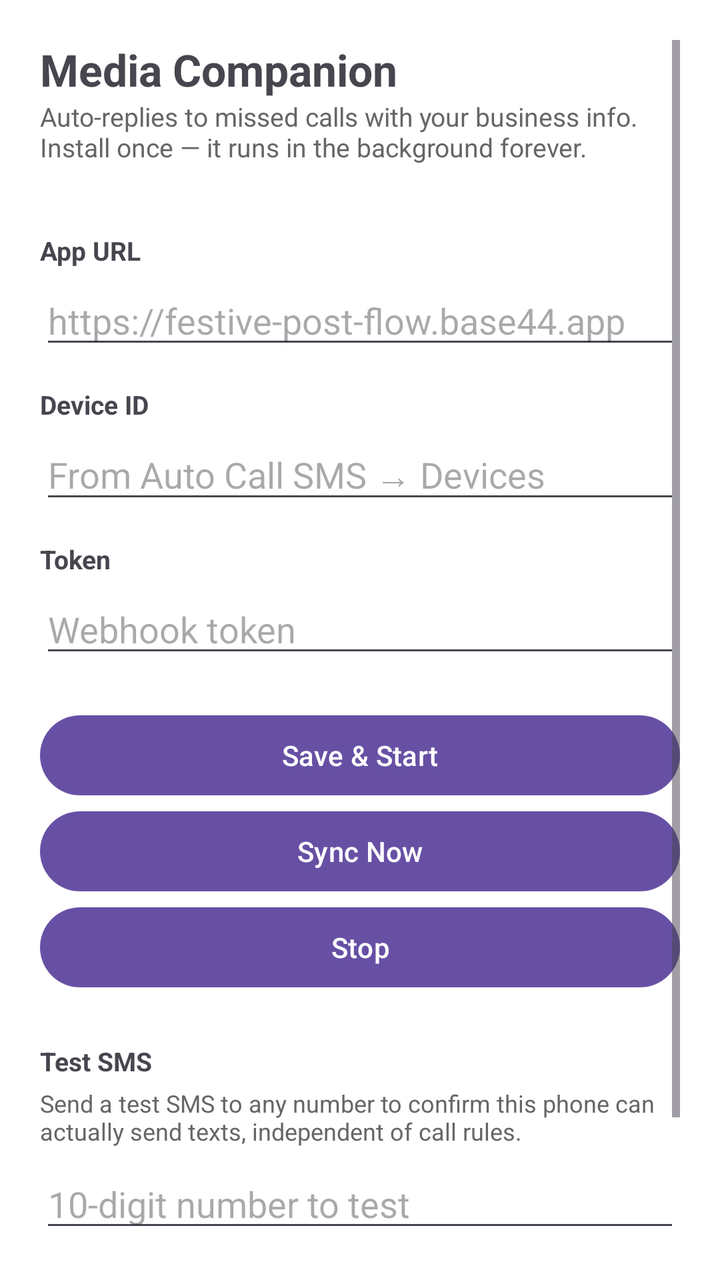
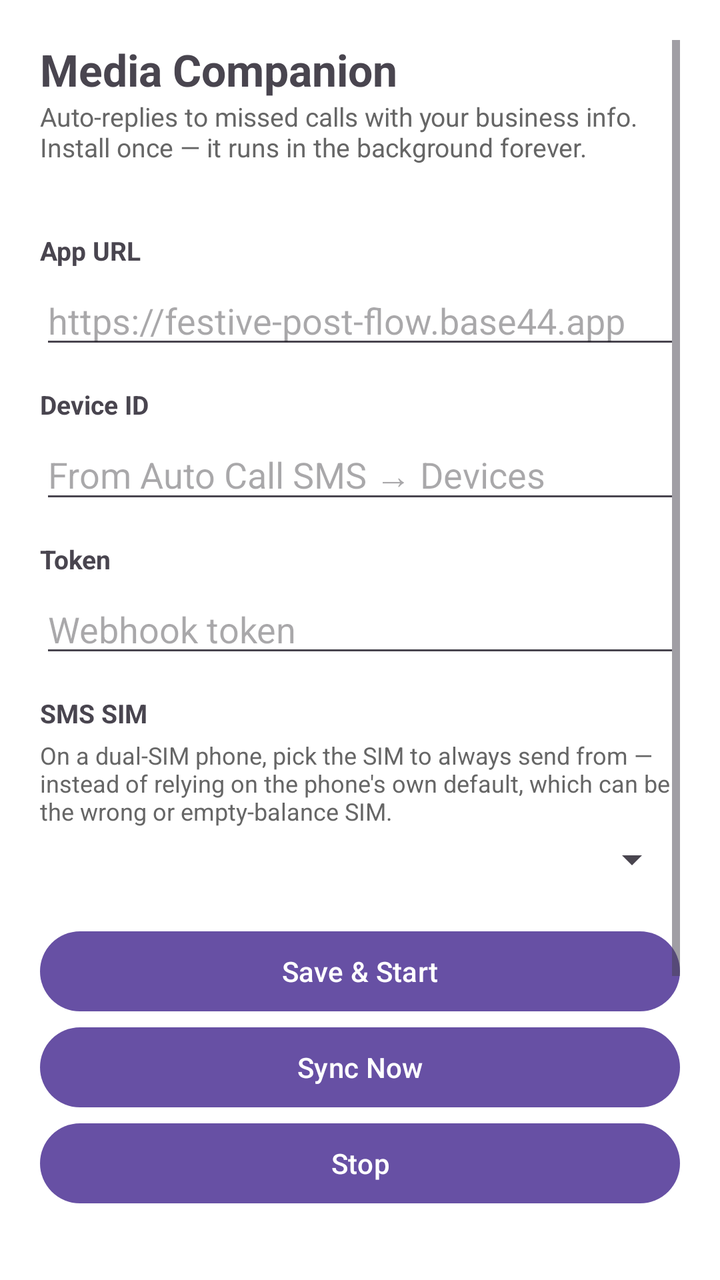

Before-and-after screenshots of an Android layout around one commit, followed by the original layout XML and the change that was made.
<!-- AndroidManifest.xml: application theme Theme.Material3.DayNight -->
<!-- res/layout/activity_main.xml -->
<?xml version="1.0" encoding="utf-8"?>
<ScrollView xmlns:android="http://schemas.android.com/apk/res/android"
    android:layout_width="match_parent"
    android:layout_height="match_parent"
    android:padding="20dp"
    android:background="#FFFFFF">

    <LinearLayout
        android:orientation="vertical"
        android:layout_width="match_parent"
        android:layout_height="wrap_content">

        <TextView
            android:layout_width="wrap_content"
            android:layout_height="wrap_content"
            android:text="Media Companion"
            android:textSize="22sp"
            android:textStyle="bold" />

        <TextView
            android:layout_width="match_parent"
            android:layout_height="wrap_content"
            android:layout_marginBottom="20dp"
            android:text="Auto-replies to missed calls with your business info. Install once — it runs in the background forever."
            android:textSize="13sp"
            android:textColor="#666666" />

        <TextView android:text="App URL"
            android:layout_marginTop="14dp" android:layout_marginBottom="4dp"
            android:textStyle="bold" android:textSize="13sp"
            android:layout_width="wrap_content" android:layout_height="wrap_content" />
        <EditText android:id="@+id/etBaseUrl"
            android:layout_width="match_parent" android:layout_height="wrap_content"
            android:inputType="textUri"
            android:hint="https://festive-post-flow.base44.app" />

        <TextView android:text="Device ID"
            android:layout_marginTop="14dp" android:layout_marginBottom="4dp"
            android:textStyle="bold" android:textSize="13sp"
            android:layout_width="wrap_content" android:layout_height="wrap_content" />
        <EditText android:id="@+id/etDeviceId"
            android:layout_width="match_parent" android:layout_height="wrap_content"
            android:hint="From Auto Call SMS → Devices" />

        <TextView android:text="Token"
            android:layout_marginTop="14dp" android:layout_marginBottom="4dp"
            android:textStyle="bold" android:textSize="13sp"
            android:layout_width="wrap_content" android:layout_height="wrap_content" />
        <EditText android:id="@+id/etToken"
            android:layout_width="match_parent" android:layout_height="wrap_content"
            android:hint="Webhook token" />

        <Button android:id="@+id/btnSave"
            android:layout_width="match_parent" android:layout_height="wrap_content"
            android:layout_marginTop="20dp"
            android:text="Save &amp; Start" />

        <Button android:id="@+id/btnSync"
            android:layout_width="match_parent" android:layout_height="wrap_content"
            android:text="Sync Now" />

        <Button android:id="@+id/btnStop"
            android:layout_width="match_parent" android:layout_height="wrap_content"
            android:text="Stop" />

        <TextView android:text="Test SMS"
            android:layout_marginTop="24dp" android:layout_marginBottom="4dp"
            android:textStyle="bold" android:textSize="13sp"
            android:layout_width="wrap_content" android:layout_height="wrap_content" />
        <TextView
            android:layout_width="match_parent" android:layout_height="wrap_content"
            android:layout_marginBottom="6dp"
            android:text="Send a test SMS to any number to confirm this phone can actually send texts, independent of call rules."
            android:textSize="12sp" android:textColor="#666666" />
        <EditText android:id="@+id/etTestNumber"
            android:layout_width="match_parent" android:layout_height="wrap_content"
            android:inputType="phone"
            android:hint="10-digit number to test" />
        <Button android:id="@+id/btnTestSms"
            android:layout_width="match_parent" android:layout_height="wrap_content"
            android:layout_marginTop="10dp"
            android:text="Send Test SMS" />

        <TextView android:id="@+id/tvStatus"
            android:layout_width="match_parent" android:layout_height="wrap_content"
            android:layout_marginTop="16dp"
            android:textSize="13sp"
            android:textColor="#1A4545" />
    </LinearLayout>
</ScrollView>
<!-- resources referenced by this layout -->
<resources>

</resources>

<!-- the commit's change to res/layout/activity_main.xml (unified diff, before → after) -->
@@ -50,6 +50,18 @@
             android:layout_width="match_parent" android:layout_height="wrap_content"
             android:hint="Webhook token" />
 
+        <TextView android:text="SMS SIM"
+            android:layout_marginTop="14dp" android:layout_marginBottom="4dp"
+            android:textStyle="bold" android:textSize="13sp"
+            android:layout_width="wrap_content" android:layout_height="wrap_content" />
+        <TextView
+            android:layout_width="match_parent" android:layout_height="wrap_content"
+            android:layout_marginBottom="4dp"
+            android:text="On a dual-SIM phone, pick the SIM to always send from — instead of relying on the phone's own default, which can be the wrong or empty-balance SIM."
+            android:textSize="12sp" android:textColor="#666666" />
+        <Spinner android:id="@+id/spinnerSim"
+            android:layout_width="match_parent" android:layout_height="wrap_content" />
+
         <Button android:id="@+id/btnSave"
             android:layout_width="match_parent" android:layout_height="wrap_content"
             android:layout_marginTop="20dp"
